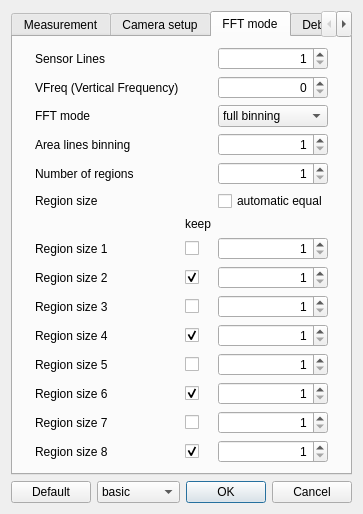
This is escam/dialogsettings.ui in Entwicklungsburo-Stresing/EBST_CAM as Qt 5 draws it before an edit. The edited form follows.
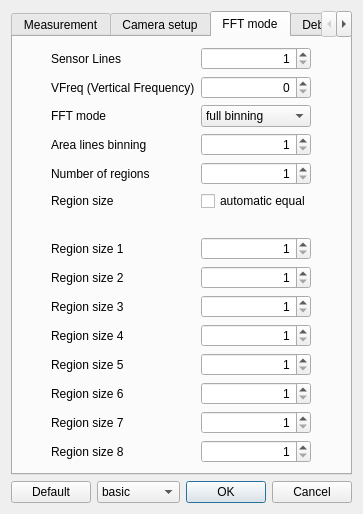
This is the edited form. The open tabs and pages were chosen to show the change.

Commit message: Remove keep

What changed in the file:
```diff
--- a/escam/dialogsettings.ui
+++ b/escam/dialogsettings.ui
@@ -6,8 +6,8 @@
    <rect>
     <x>0</x>
     <y>0</y>
-    <width>336</width>
-    <height>482</height>
+    <width>333</width>
+    <height>471</height>
    </rect>
   </property>
   <property name="windowTitle">
@@ -17,7 +17,7 @@
    <item>
     <widget class="QTabWidget" name="tabWidget">
      <property name="currentIndex">
-      <number>0</number>
+      <number>2</number>
      </property>
      <widget class="QWidget" name="measurement">
       <attribute name="title">
@@ -859,10 +859,23 @@
       <layout class="QVBoxLayout" name="verticalLayout_5">
        <item>
         <layout class="QGridLayout" name="gridLayoutFftmode">
-         <item row="15" column="1">
-          <widget class="QLabel" name="labelRegion8">
+         <item row="12" column="2">
+          <widget class="QSpinBox" name="spinBoxRegion5">
+           <property name="alignment">
+            <set>Qt::AlignRight|Qt::AlignTrailing|Qt::AlignVCenter</set>
+           </property>
+           <property name="minimum">
+            <number>1</number>
+           </property>
+           <property name="maximum">
+            <number>9999</number>
+           </property>
+          </widget>
+         </item>
+         <item row="6" column="1">
+          <widget class="QLabel" name="labelRegionsEqual">
            <property name="text">
-            <string>Region size 8</string>
+            <string>Region size</string>
            </property>
           </widget>
          </item>
@@ -873,113 +886,54 @@
            </property>
           </widget>
          </item>
-         <item row="3" column="3">
-          <widget class="QComboBox" name="comboBoxFftMode">
-           <item>
-            <property name="text">
-             <string>full binning</string>
-            </property>
-           </item>
-           <item>
-            <property name="text">
-             <string>partial binning</string>
-            </property>
-           </item>
-           <item>
-            <property name="text">
-             <string>area</string>
-            </property>
-           </item>
-          </widget>
-         </item>
-         <item row="8" column="1">
-          <widget class="QLabel" name="labelRegion1">
-           <property name="text">
-            <string>Region size 1</string>
-           </property>
-          </widget>
-         </item>
-         <item row="11" column="3">
-          <widget class="QSpinBox" name="spinBoxRegion4">
-           <property name="alignment">
-            <set>Qt::AlignRight|Qt::AlignTrailing|Qt::AlignVCenter</set>
-           </property>
-           <property name="minimum">
-            <number>1</number>
-           </property>
-           <property name="maximum">
-            <number>9999</number>
-           </property>
-          </widget>
-         </item>
-         <item row="4" column="1">
-          <widget class="QLabel" name="labelLinesBinning">
-           <property name="text">
-            <string>Area lines binning</string>
-           </property>
-          </widget>
-         </item>
-         <item row="9" column="3">
-          <widget class="QSpinBox" name="spinBoxRegion2">
-           <property name="alignment">
-            <set>Qt::AlignRight|Qt::AlignTrailing|Qt::AlignVCenter</set>
-           </property>
-           <property name="minimum">
-            <number>1</number>
-           </property>
-           <property name="maximum">
-            <number>9999</number>
-           </property>
-          </widget>
-         </item>
-         <item row="13" column="3">
-          <widget class="QSpinBox" name="spinBoxRegion6">
-           <property name="alignment">
-            <set>Qt::AlignRight|Qt::AlignTrailing|Qt::AlignVCenter</set>
-           </property>
-           <property name="minimum">
-            <number>1</number>
-           </property>
-           <property name="maximum">
-            <number>9999</number>
-           </property>
-          </widget>
-         </item>
-         <item row="3" column="1">
-          <widget class="QLabel" name="labelFftMode">
-           <property name="text">
-            <string>FFT mode</string>
-           </property>
-          </widget>
-         </item>
-         <item row="8" column="3">
-          <widget class="QSpinBox" name="spinBoxRegion1">
-           <property name="alignment">
-            <set>Qt::AlignRight|Qt::AlignTrailing|Qt::AlignVCenter</set>
-           </property>
-           <property name="minimum">
-            <number>1</number>
-           </property>
-           <property name="maximum">
-            <number>9999</number>
-           </property>
-          </widget>
-         </item>
-         <item row="5" column="1">
-          <widget class="QLabel" name="labelNumberOfRegions">
-           <property name="text">
-            <string>Number of regions</string>
-           </property>
-          </widget>
-         </item>
-         <item row="6" column="3">
+         <item row="6" column="2">
           <widget class="QCheckBox" name="checkBoxRegionsEqual">
            <property name="text">
             <string>automatic equal</string>
            </property>
           </widget>
          </item>
-         <item row="14" column="3">
+         <item row="11" column="2">
+          <widget class="QSpinBox" name="spinBoxRegion4">
+           <property name="alignment">
+            <set>Qt::AlignRight|Qt::AlignTrailing|Qt::AlignVCenter</set>
+           </property>
+           <property name="minimum">
+            <number>1</number>
+           </property>
+           <property name="maximum">
+            <number>9999</number>
+           </property>
+          </widget>
+         </item>
+         <item row="1" column="3">
+          <spacer name="horizontalSpacer_6">
+           <property name="orientation">
+            <enum>Qt::Horizontal</enum>
+           </property>
+           <property name="sizeHint" stdset="0">
+            <size>
+             <width>40</width>
+             <height>20</height>
+            </size>
+           </property>
+          </spacer>
+         </item>
+         <item row="2" column="1">
+          <widget class="QLabel" name="labelVfreq">
+           <property name="text">
+            <string>VFreq (Vertical Frequency)</string>
+           </property>
+          </widget>
+         </item>
+         <item row="13" column="1">
+          <widget class="QLabel" name="labelRegion6">
+           <property name="text">
+            <string>Region size 6</string>
+           </property>
+          </widget>
+         </item>
+         <item row="14" column="2">
           <widget class="QSpinBox" name="spinBoxRegion7">
            <property name="alignment">
             <set>Qt::AlignRight|Qt::AlignTrailing|Qt::AlignVCenter</set>
@@ -992,10 +946,17 @@
            </property>
           </widget>
          </item>
-         <item row="10" column="1">
-          <widget class="QLabel" name="labelRegion3">
+         <item row="1" column="1">
+          <widget class="QLabel" name="labelLines">
            <property name="text">
-            <string>Region size 3</string>
+            <string>Sensor Lines</string>
+           </property>
+          </widget>
+         </item>
+         <item row="7" column="1">
+          <widget class="QLabel" name="label_2">
+           <property name="text">
+            <string/>
            </property>
           </widget>
          </item>
@@ -1006,6 +967,27 @@
            </property>
           </widget>
          </item>
+         <item row="15" column="1">
+          <widget class="QLabel" name="labelRegion8">
+           <property name="text">
+            <string>Region size 8</string>
+           </property>
+          </widget>
+         </item>
+         <item row="2" column="2">
+          <widget class="QSpinBox" name="spinBoxVfreq">
+           <property name="alignment">
+            <set>Qt::AlignRight|Qt::AlignTrailing|Qt::AlignVCenter</set>
+           </property>
+          </widget>
+         </item>
+         <item row="10" column="1">
+          <widget class="QLabel" name="labelRegion3">
+           <property name="text">
+            <string>Region size 3</string>
+           </property>
+          </widget>
+         </item>
          <item row="14" column="1">
           <widget class="QLabel" name="labelRegion7">
            <property name="text">
@@ -1013,6 +995,98 @@
            </property>
           </widget>
          </item>
+         <item row="5" column="2">
+          <widget class="QSpinBox" name="spinBoxNumberOfRegions">
+           <property name="alignment">
+            <set>Qt::AlignRight|Qt::AlignTrailing|Qt::AlignVCenter</set>
+           </property>
+           <property name="minimum">
+            <number>1</number>
+           </property>
+           <property name="maximum">
+            <number>8</number>
+           </property>
+          </widget>
+         </item>
+         <item row="13" column="2">
+          <widget class="QSpinBox" name="spinBoxRegion6">
+           <property name="alignment">
+            <set>Qt::AlignRight|Qt::AlignTrailing|Qt::AlignVCenter</set>
+           </property>
+           <property name="minimum">
+            <number>1</number>
+           </property>
+           <property name="maximum">
+            <number>9999</number>
+           </property>
+          </widget>
+         </item>
+         <item row="3" column="1">
+          <widget class="QLabel" name="labelFftMode">
+           <property name="text">
+            <string>FFT mode</string>
+           </property>
+          </widget>
+         </item>
+         <item row="16" column="1">
+          <spacer name="verticalSpacer_6">
+           <property name="orientation">
+            <enum>Qt::Vertical</enum>
+           </property>
+           <property name="sizeHint" stdset="0">
+            <size>
+             <width>20</width>
+             <height>40</height>
+            </size>
+           </property>
+          </spacer>
+         </item>
+         <item row="15" column="2">
+          <widget class="QSpinBox" name="spinBoxRegion8">
+           <property name="alignment">
+            <set>Qt::AlignRight|Qt::AlignTrailing|Qt::AlignVCenter</set>
+           </property>
+           <property name="minimum">
+            <number>1</number>
+           </property>
+           <property name="maximum">
+            <number>9999</number>
+           </property>
+          </widget>
+         </item>
+         <item row="4" column="1">
+          <widget class="QLabel" name="labelLinesBinning">
+           <property name="text">
+            <string>Area lines binning</string>
+           </property>
+          </widget>
+         </item>
+         <item row="8" column="2">
+          <widget class="QSpinBox" name="spinBoxRegion1">
+           <property name="alignment">
+            <set>Qt::AlignRight|Qt::AlignTrailing|Qt::AlignVCenter</set>
+           </property>
+           <property name="minimum">
+            <number>1</number>
+           </property>
+           <property name="maximum">
+            <number>9999</number>
+           </property>
+          </widget>
+         </item>
+         <item row="1" column="2">
+          <widget class="QSpinBox" name="spinBoxLines">
+           <property name="alignment">
+            <set>Qt::AlignRight|Qt::AlignTrailing|Qt::AlignVCenter</set>
+           </property>
+           <property name="minimum">
+            <number>1</number>
+           </property>
+           <property name="maximum">
+            <number>9999</number>
+           </property>
+          </widget>
+         </item>
          <item row="0" column="1">
           <spacer name="verticalSpacer_5">
            <property name="orientation">
@@ -1026,53 +1100,14 @@
            </property>
           </spacer>
          </item>
-         <item row="1" column="0">
-          <spacer name="horizontalSpacer_5">
-           <property name="orientation">
-            <enum>Qt::Horizontal</enum>
-           </property>
-           <property name="sizeHint" stdset="0">
-            <size>
-             <width>40</width>
-             <height>20</height>
-            </size>
-           </property>
-          </spacer>
-         </item>
-         <item row="6" column="1">
-          <widget class="QLabel" name="labelRegionsEqual">
+         <item row="8" column="1">
+          <widget class="QLabel" name="labelRegion1">
            <property name="text">
-            <string>Region size</string>
+            <string>Region size 1</string>
            </property>
           </widget>
          </item>
-         <item row="1" column="4">
-          <spacer name="horizontalSpacer_6">
-           <property name="orientation">
-            <enum>Qt::Horizontal</enum>
-           </property>
-           <property name="sizeHint" stdset="0">
-            <size>
-             <width>40</width>
-             <height>20</height>
-            </size>
-           </property>
-          </spacer>
-         </item>
-         <item row="12" column="3">
-          <widget class="QSpinBox" name="spinBoxRegion5">
-           <property name="alignment">
-            <set>Qt::AlignRight|Qt::AlignTrailing|Qt::AlignVCenter</set>
-           </property>
-           <property name="minimum">
-            <number>1</number>
-           </property>
-           <property name="maximum">
-            <number>9999</number>
-           </property>
-          </widget>
-         </item>
-         <item row="10" column="3">
+         <item row="10" column="2">
           <widget class="QSpinBox" name="spinBoxRegion3">
            <property name="alignment">
             <set>Qt::AlignRight|Qt::AlignTrailing|Qt::AlignVCenter</set>
@@ -1085,47 +1120,20 @@
            </property>
           </widget>
          </item>
-         <item row="2" column="3">
-          <widget class="QSpinBox" name="spinBoxVfreq">
-           <property name="alignment">
-            <set>Qt::AlignRight|Qt::AlignTrailing|Qt::AlignVCenter</set>
-           </property>
-          </widget>
-         </item>
-         <item row="1" column="1">
-          <widget class="QLabel" name="labelLines">
-           <property name="text">
-            <string>Sensor Lines</string>
-           </property>
-          </widget>
-         </item>
-         <item row="15" column="3">
-          <widget class="QSpinBox" name="spinBoxRegion8">
-           <property name="alignment">
-            <set>Qt::AlignRight|Qt::AlignTrailing|Qt::AlignVCenter</set>
-           </property>
-           <property name="minimum">
-            <number>1</number>
-           </property>
-           <property name="maximum">
-            <number>9999</number>
-           </property>
-          </widget>
-         </item>
-         <item row="16" column="1">
-          <spacer name="verticalSpacer_6">
+         <item row="1" column="0">
+          <spacer name="horizontalSpacer_5">
            <property name="orientation">
-            <enum>Qt::Vertical</enum>
+            <enum>Qt::Horizontal</enum>
            </property>
            <property name="sizeHint" stdset="0">
             <size>
-             <width>20</width>
-             <height>40</height>
+             <width>40</width>
+             <height>20</height>
             </size>
            </property>
           </spacer>
          </item>
-         <item row="4" column="3">
+         <item row="4" column="2">
           <widget class="QSpinBox" name="spinBoxLinesBinning">
            <property name="alignment">
             <set>Qt::AlignRight|Qt::AlignTrailing|Qt::AlignVCenter</set>
@@ -1138,33 +1146,6 @@
            </property>
           </widget>
          </item>
-         <item row="13" column="1">
-          <widget class="QLabel" name="labelRegion6">
-           <property name="text">
-            <string>Region size 6</string>
-           </property>
-          </widget>
-         </item>
-         <item row="5" column="3">
-          <widget class="QSpinBox" name="spinBoxNumberOfRegions">
-           <property name="alignment">
-            <set>Qt::AlignRight|Qt::AlignTrailing|Qt::AlignVCenter</set>
-           </property>
-           <property name="minimum">
-            <number>1</number>
-           </property>
-           <property name="maximum">
-            <number>8</number>
-           </property>
-          </widget>
-         </item>
-         <item row="2" column="1">
-          <widget class="QLabel" name="labelVfreq">
-           <property name="text">
-            <string>VFreq (Vertical Frequency)</string>
-           </property>
-          </widget>
-         </item>
          <item row="12" column="1">
           <widget class="QLabel" name="labelRegion5">
            <property name="text">
@@ -1172,8 +1153,8 @@
            </property>
           </widget>
          </item>
-         <item row="1" column="3">
-          <widget class="QSpinBox" name="spinBoxLines">
+         <item row="9" column="2">
+          <widget class="QSpinBox" name="spinBoxRegion2">
            <property name="alignment">
             <set>Qt::AlignRight|Qt::AlignTrailing|Qt::AlignVCenter</set>
            </property>
@@ -1185,85 +1166,29 @@
            </property>
           </widget>
          </item>
-         <item row="7" column="1">
-          <widget class="QLabel" name="label_2">
-           <property name="text">
-            <string/>
-           </property>
+         <item row="3" column="2">
+          <widget class="QComboBox" name="comboBoxFftMode">
+           <item>
+            <property name="text">
+             <string>full binning</string>
+            </property>
+           </item>
+           <item>
+            <property name="text">
+             <string>partial binning</string>
+            </property>
+           </item>
+           <item>
+            <property name="text">
+             <string>area</string>
+            </property>
+           </item>
           </widget>
          </item>
-         <item row="7" column="2">
-          <widget class="QLabel" name="labelKeep">
+         <item row="5" column="1">
+          <widget class="QLabel" name="labelNumberOfRegions">
            <property name="text">
-            <string>keep</string>
-           </property>
-          </widget>
-         </item>
-         <item row="8" column="2">
-          <widget class="QCheckBox" name="checkBoxKeep1">
-           <property name="text">
-            <string/>
-           </property>
-          </widget>
-         </item>
-         <item row="9" column="2">
-          <widget class="QCheckBox" name="checkBoxKeep2">
-           <property name="text">
-            <string/>
-           </property>
-           <property name="checked">
-            <bool>true</bool>
-           </property>
-          </widget>
-         </item>
-         <item row="10" column="2">
-          <widget class="QCheckBox" name="checkBoxKeep3">
-           <property name="text">
-            <string/>
-           </property>
-          </widget>
-         </item>
-         <item row="11" column="2">
-          <widget class="QCheckBox" name="checkBoxKeep4">
-           <property name="text">
-            <string/>
-           </property>
-           <property name="checked">
-            <bool>true</bool>
-           </property>
-          </widget>
-         </item>
-         <item row="12" column="2">
-          <widget class="QCheckBox" name="checkBoxKeep5">
-           <property name="text">
-            <string/>
-           </property>
-          </widget>
-         </item>
-         <item row="13" column="2">
-          <widget class="QCheckBox" name="checkBoxKeep6">
-           <property name="text">
-            <string/>
-           </property>
-           <property name="checked">
-            <bool>true</bool>
-           </property>
-          </widget>
-         </item>
-         <item row="14" column="2">
-          <widget class="QCheckBox" name="checkBoxKeep7">
-           <property name="text">
-            <string/>
-           </property>
-          </widget>
-         </item>
-         <item row="15" column="2">
-          <widget class="QCheckBox" name="checkBoxKeep8">
-           <property name="text">
-            <string/>
-           </property>
-           <property name="checked">
-            <bool>true</bool>
+            <string>Number of regions</string>
            </property>
           </widget>
          </item>
```
The commit also changes 3 other files.
